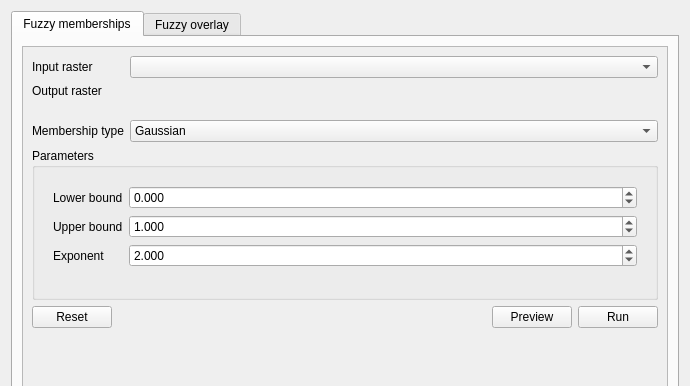
Above: eis_qgis_plugin/resources/ui/modeling/wizard_fuzzy_modeling.ui from GispoCoding/eis_qgis_plugin before the change; both pictures show x 0 to 690 and y 0 to 386 of the 690 by 809 pixel window. Below: the same form after it.
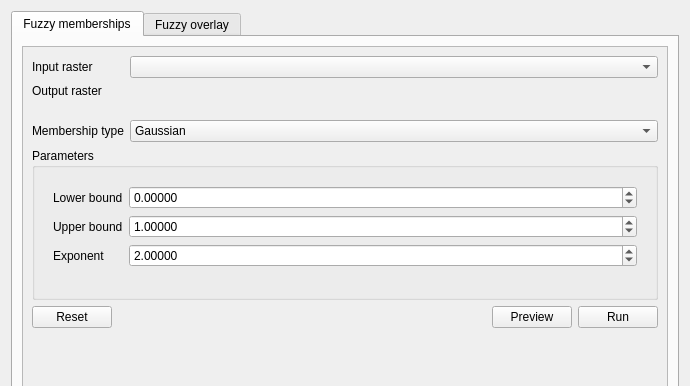
That is the form after the change. The open tabs and pages were chosen to show the change. Custom widgets are drawn as their Qt base class.

Commit message: Increased decimals to 5 in Fuzzy membership UI in Wizard

Patch:
```diff
--- a/eis_qgis_plugin/resources/ui/modeling/wizard_fuzzy_modeling.ui
+++ b/eis_qgis_plugin/resources/ui/modeling/wizard_fuzzy_modeling.ui
@@ -347,7 +347,7 @@
                   <item row="0" column="1">
                    <widget class="QgsDoubleSpinBox" name="power_low_bound">
                     <property name="decimals">
-                     <number>3</number>
+                     <number>5</number>
                     </property>
                     <property name="minimum">
                      <double>-9999.000000000000000</double>
@@ -367,7 +367,7 @@
                   <item row="1" column="1">
                    <widget class="QgsDoubleSpinBox" name="power_high_bound">
                     <property name="decimals">
-                     <number>3</number>
+                     <number>5</number>
                     </property>
                     <property name="minimum">
                      <double>-9999.000000000000000</double>
@@ -390,7 +390,7 @@
                   <item row="2" column="1">
                    <widget class="QgsDoubleSpinBox" name="power_function_exponent">
                     <property name="decimals">
-                     <number>3</number>
+                     <number>5</number>
                     </property>
                     <property name="maximum">
                      <double>9999.000000000000000</double>
```
Left out of the diff: 24 changed lines with no effect on the pictures.
